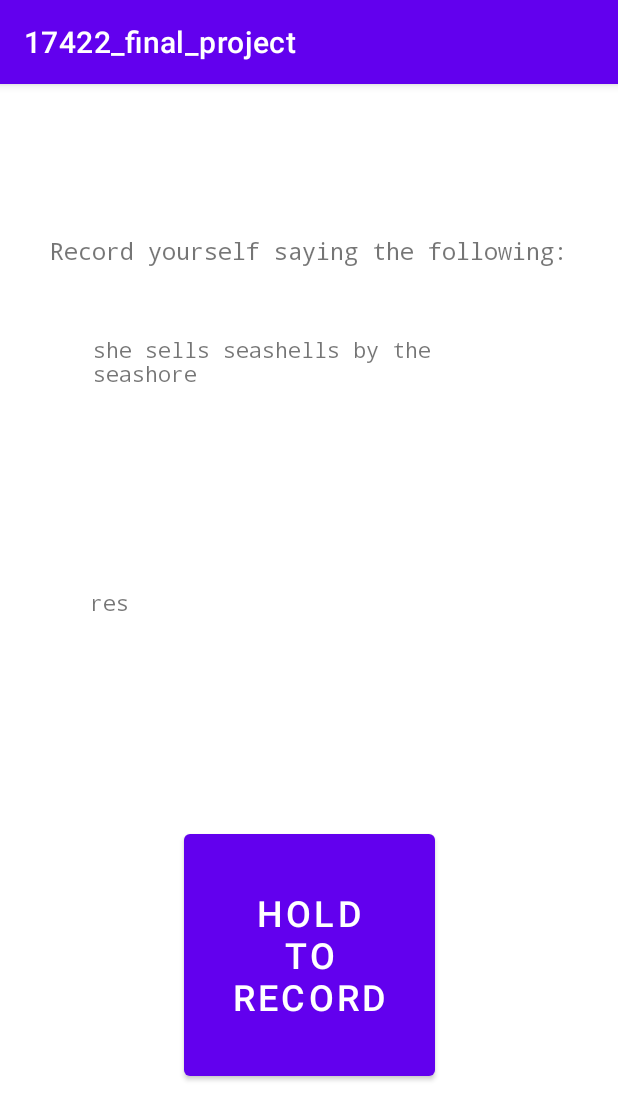
After one commit to henryliuser/17422_final_project, an Android app: the SpeechTask screen opened directly, with no data from a screen before it, on a phone screen of 412 x 824 dp. The commit adds this screen. Shown: the top 1120 px of the screen. Run offline under Robolectric (Android 15) with nearby library versions, the phone set to English and light mode, and no system bars.

Commit message:
speech tasl

```diff
--- /dev/null
+++ b/app/src/main/java/com/example/a17422_final_project/SpeechTask.kt
@@ -0,0 +1,112 @@
+package com.example.a17422_final_project
+
+import android.Manifest
+import android.content.Intent
+import android.content.pm.PackageManager
+import android.os.Bundle
+import android.os.Handler
+import android.os.Looper
+import android.speech.RecognitionListener
+import android.speech.RecognizerIntent
+import android.speech.SpeechRecognizer
+import android.util.Log
+import android.view.MotionEvent
+import android.view.View
+import android.widget.Button
+import android.widget.TextView
+import androidx.appcompat.app.AppCompatActivity
+import androidx.core.content.ContextCompat
+import com.example.a17422_final_project.databinding.TaskSpeechBinding
+import java.util.Locale
+import kotlin.random.Random
+
+class SpeechTask : AppCompatActivity() {
+
+    private val prompts = arrayOf (
+        "how much wood would a woodchuck chuck if a woodchuck could chuck wood",
+        "peter piper picked a peck of pickled peppers how many pickled peppers did peter piper pick?",
+        "frivolously fanciful fried fresh fish furiously",
+        "which witch switched the swiss wristwatches",
+        "she sells seashells by the seashore"
+    )
+
+
+    private lateinit var binding: TaskSpeechBinding
+    private lateinit var bot : SpeechRecognizer
+    private lateinit var prompt_text : TextView
+    private lateinit var user_text : TextView
+
+    override fun onCreate(savedInstanceState: Bundle?) {
+        super.onCreate(savedInstanceState)
+        binding = TaskSpeechBinding.inflate(layoutInflater)
+        setContentView(binding.root)
+
+        // request permission
+        if (ContextCompat.checkSelfPermission(this,
+                Manifest.permission.RECORD_AUDIO) != PackageManager.PERMISSION_GRANTED)
+        {
+            requestPermissions(arrayOf<String>(Manifest.permission.RECORD_AUDIO), 1)
+        }
+
+        prompt_text = findViewById(R.id.prompt)
+        user_text = findViewById(R.id.result)
+
+        bot = SpeechRecognizer.createSpeechRecognizer(this)
+        bot.setRecognitionListener(object : RecognitionListener {
+
+            override fun onResults(p0: Bundle?) {
+                val data = p0?.getStringArrayList(SpeechRecognizer.RESULTS_RECOGNITION)
+                user_text.text = data?.get(0)
+                Log.d("speech", "onResults() " + data!!.get(0))
+
+                // process
+
+                if (user_text.text == prompt_text.text) {
+                    Handler(Looper.getMainLooper()).postDelayed({
+                        prompt_text.text = "Correct!"
+                        finish()
+                    }, 2000)
+                }
+            }
+
+            override fun onPartialResults(p0: Bundle?) {}
+            override fun onEvent(p0: Int, p1: Bundle?) {}
+            override fun onReadyForSpeech(p0: Bundle?) {}
+            override fun onBeginningOfSpeech() { user_text.text = "Listening..." }
+            override fun onRmsChanged(p0: Float) {}
+            override fun onBufferReceived(p0: ByteArray?) {}
+            override fun onEndOfSpeech() {}
+            override fun onError(p0: Int) {}
+
+        })
+
+        val i = Random.nextInt(5)
+        prompt_text.text = prompts[i]
+
+
+        val speechIntent = Intent(RecognizerIntent.ACTION_RECOGNIZE_SPEECH)
+        speechIntent.putExtra(RecognizerIntent.EXTRA_LANGUAGE_MODEL,RecognizerIntent.LANGUAGE_MODEL_FREE_FORM)
+        speechIntent.putExtra(RecognizerIntent.EXTRA_LANGUAGE, Locale.getDefault())
+
+        findViewById<Button>(R.id.recordButton)
+            .setOnTouchListener(object : View.OnTouchListener {
+                override fun onTouch(p0: View, p1: MotionEvent): Boolean {
+                    if (p1.action == MotionEvent.ACTION_UP) {
+                        user_text.text = ""
+                        bot.stopListening()
+                    }
+                    if (p1.action == MotionEvent.ACTION_DOWN) {
+
+                        bot.startListening(speechIntent)
+                    }
+                    return false
+                }
+            })
+
+
+
+
+    }
+
+
+}
--- /dev/null
+++ b/app/src/main/res/layout/task_speech.xml
@@ -0,0 +1,61 @@
+<?xml version="1.0" encoding="utf-8"?>
+<androidx.constraintlayout.widget.ConstraintLayout xmlns:android="http://schemas.android.com/apk/res/android"
+    xmlns:app="http://schemas.android.com/apk/res-auto"
+    xmlns:tools="http://schemas.android.com/tools"
+    android:layout_width="match_parent"
+    android:layout_height="match_parent">
+
+    <TextView
+        android:id="@+id/instructions"
+        android:layout_width="wrap_content"
+        android:layout_height="wrap_content"
+        android:layout_marginStart="25dp"
+        android:layout_marginTop="100dp"
+        android:layout_marginEnd="25dp"
+        android:fontFamily="monospace"
+        android:text="Record yourself saying the following:"
+        android:textSize="16sp"
+        app:layout_constraintEnd_toEndOf="parent"
+        app:layout_constraintStart_toStartOf="parent"
+        app:layout_constraintTop_toTopOf="parent" />
+
+    <TextView
+        android:id="@+id/prompt"
+        android:layout_width="289dp"
+        android:layout_height="104dp"
+        android:layout_marginStart="25dp"
+        android:layout_marginTop="45dp"
+        android:layout_marginEnd="25dp"
+        android:fontFamily="monospace"
+        app:layout_constraintEnd_toEndOf="parent"
+        app:layout_constraintHorizontal_bias="0.509"
+        app:layout_constraintStart_toStartOf="parent"
+        app:layout_constraintTop_toBottomOf="@+id/instructions" />
+
+    <TextView
+        android:id="@+id/result"
+        android:layout_width="291dp"
+        android:layout_height="95dp"
+        android:layout_marginStart="25dp"
+        android:layout_marginTop="336dp"
+        android:layout_marginEnd="25dp"
+        android:fontFamily="monospace"
+        android:text="res"
+        app:layout_constraintEnd_toEndOf="parent"
+        app:layout_constraintHorizontal_bias="0.498"
+        app:layout_constraintStart_toStartOf="parent"
+        app:layout_constraintTop_toTopOf="parent" />
+
+    <Button
+        android:id="@+id/recordButton"
+        android:layout_width="167dp"
+        android:layout_height="173dp"
+        android:layout_marginStart="25dp"
+        android:layout_marginTop="372dp"
+        android:layout_marginEnd="25dp"
+        android:text="HOLD\nto\nRECORD"
+        android:textSize="24sp"
+        app:layout_constraintEnd_toEndOf="parent"
+        app:layout_constraintStart_toStartOf="parent"
+        app:layout_constraintTop_toBottomOf="@+id/instructions" />
+</androidx.constraintlayout.widget.ConstraintLayout>
```
Also changed, not shown: app/src/main/AndroidManifest.xml (+3 -6 lines), app/src/main/java/com/example/a17422_final_project/MainActivity.kt (+14 -17 lines), app/src/main/java/com/example/a17422_final_project/StepActivity.kt (+13 -1 lines), app/src/main/res/layout/activity_main.xml (+8 -0 lines).
